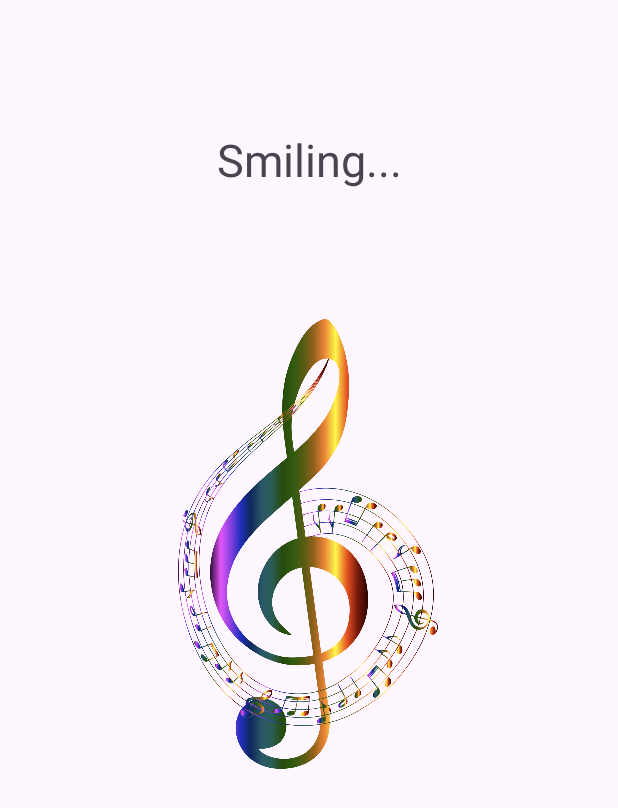
After one commit to AjayGupta01/Emotion-Detector, an Android app: the MusicActivity screen opened directly, with no data from a screen before it, on a phone screen of 412 x 824 dp. The commit adds this screen. Shown: the top 808 px of the screen. Run offline under Robolectric (Android 15) with nearby library versions, the phone set to English and light mode, and no system bars.

Commit message:
added music

```diff
--- a/app/build.gradle.kts
+++ b/app/build.gradle.kts
@@ -58,4 +58,8 @@ dependencies {
 
     //face recognition
     implementation("com.google.android.gms:play-services-mlkit-face-detection:17.1.0")
+
+    implementation("org.jetbrains.kotlinx:kotlinx-coroutines-core:1.6.4")
+    implementation("org.jetbrains.kotlinx:kotlinx-coroutines-android:1.6.4")
+
 }
--- /dev/null
+++ b/app/src/main/java/com/project/emotiondetection/facedetection/MusicActivity.kt
@@ -0,0 +1,63 @@
+package com.project.emotiondetection.facedetection
+
+import android.content.Context
+import android.content.Intent
+import android.media.JetPlayer
+import android.media.MediaPlayer
+import android.os.Bundle
+import androidx.activity.enableEdgeToEdge
+import androidx.appcompat.app.AppCompatActivity
+import androidx.core.view.ViewCompat
+import androidx.core.view.WindowInsetsCompat
+import com.project.emotiondetection.R
+import com.project.emotiondetection.databinding.ActivityMusicBinding
+
+class MusicActivity : AppCompatActivity() {
+    private lateinit var binding:ActivityMusicBinding
+    private lateinit var mediaPlayer:MediaPlayer
+    private var isPlaying = true
+    override fun onCreate(savedInstanceState: Bundle?) {
+        super.onCreate(savedInstanceState)
+        enableEdgeToEdge()
+        binding = ActivityMusicBinding.inflate(layoutInflater)
+        setContentView(binding.root)
+        ViewCompat.setOnApplyWindowInsetsListener(findViewById(R.id.main)) { v, insets ->
+            val systemBars = insets.getInsets(WindowInsetsCompat.Type.systemBars())
+            v.setPadding(systemBars.left, systemBars.top, systemBars.right, systemBars.bottom)
+            insets
+        }
+
+        mediaPlayer = MediaPlayer.create(this,R.raw.happy)
+        mediaPlayer.start()
+        binding.status.text = "Smiling..."
+        binding.playButton.setOnClickListener {
+            togglePlayPause()
+        }
+    }
+
+    private fun togglePlayPause() {
+        if (isPlaying) {
+            mediaPlayer.pause()
+            binding.status.text = "Paused"
+        } else {
+            mediaPlayer.start()
+            binding.status.text = "Smiling..."
+        }
+        isPlaying = !isPlaying
+    }
+
+    companion object{
+        fun startMusicActivity(context:Context){
+            Intent(context,MusicActivity::class.java).also {
+                context.startActivity(it)
+            }
+        }
+    }
+
+    override fun onDestroy() {
+        super.onDestroy()
+        if (this::mediaPlayer.isInitialized){
+            mediaPlayer.release()
+        }
+    }
+}
--- /dev/null
+++ b/app/src/main/res/drawable/baseline_play_arrow_24.xml
@@ -0,0 +1,5 @@
+<vector xmlns:android="http://schemas.android.com/apk/res/android" android:height="24dp" android:tint="#000000" android:viewportHeight="24" android:viewportWidth="24" android:width="24dp">
+
+    <path android:fillColor="@android:color/white" android:pathData="M8,5v14l11,-7z"/>
+
+</vector>
--- /dev/null
+++ b/app/src/main/res/layout/activity_music.xml
@@ -0,0 +1,35 @@
+<?xml version="1.0" encoding="utf-8"?>
+<androidx.constraintlayout.widget.ConstraintLayout xmlns:android="http://schemas.android.com/apk/res/android"
+    xmlns:app="http://schemas.android.com/apk/res-auto"
+    xmlns:tools="http://schemas.android.com/tools"
+    android:id="@+id/main"
+    android:layout_width="match_parent"
+    android:layout_height="match_parent"
+    tools:context=".facedetection.MusicActivity">
+
+    <TextView
+        android:id="@+id/status"
+        android:layout_width="wrap_content"
+        android:layout_height="wrap_content"
+        android:textSize="30sp"
+        app:layout_constraintBottom_toTopOf="@+id/playButton"
+        app:layout_constraintEnd_toEndOf="parent"
+        app:layout_constraintStart_toStartOf="parent"
+        app:layout_constraintTop_toTopOf="parent" />
+
+    <ImageView
+        android:id="@+id/playButton"
+        android:layout_width="200dp"
+        android:layout_height="300dp"
+        android:layout_marginTop="92dp"
+        android:contentDescription="image"
+        android:src="@drawable/music_image"
+        app:layout_constraintBottom_toBottomOf="parent"
+        app:layout_constraintEnd_toEndOf="parent"
+        app:layout_constraintHorizontal_bias="0.497"
+        app:layout_constraintStart_toStartOf="parent"
+        app:layout_constraintTop_toTopOf="parent"
+        app:layout_constraintVertical_bias="0.28" />
+
+
+</androidx.constraintlayout.widget.ConstraintLayout>
```
Also changed, not shown: app/src/main/AndroidManifest.xml (+6 -2 lines), app/src/main/java/com/project/emotiondetection/facedetection/FaceDetectionActivity.kt (+18 -3 lines), app/src/main/res/drawable/music_image.png (added), 1 other file.
